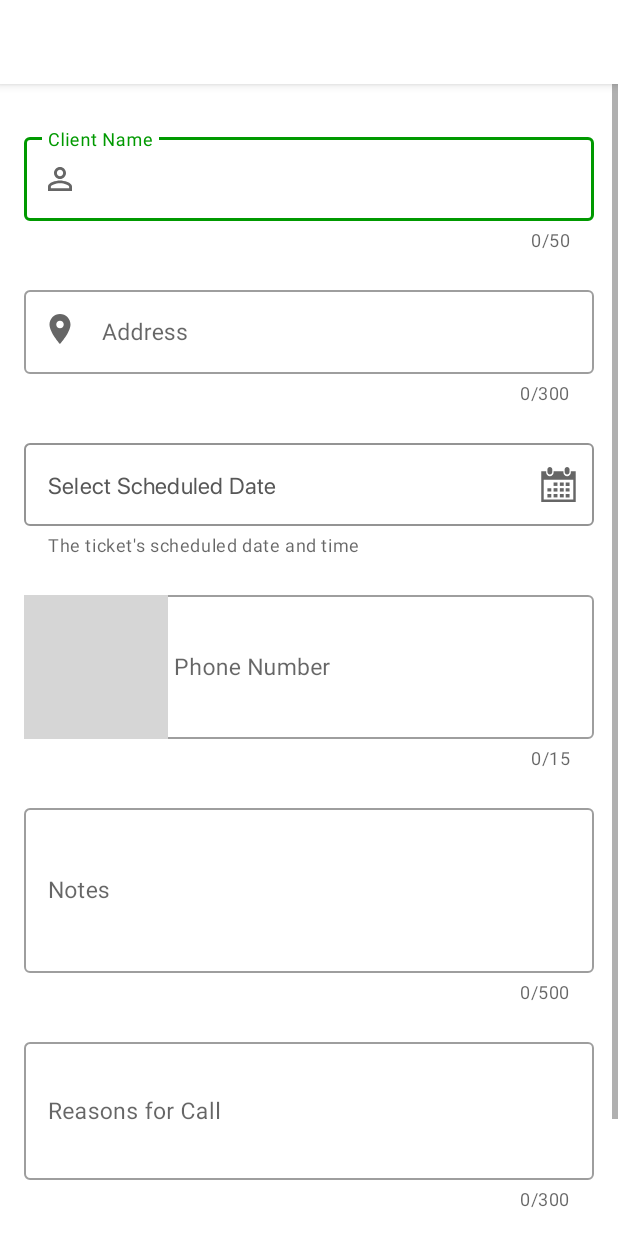
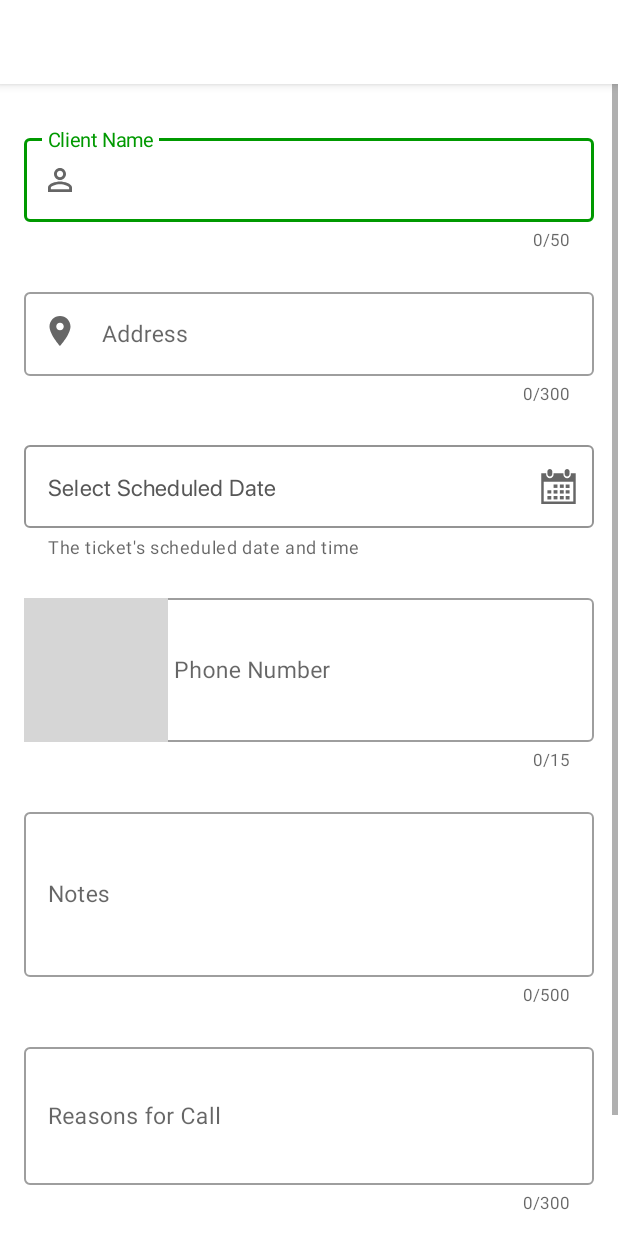
Before and after one commit to daehan-lim/isu-corp-acme, an Android app: the NewTicketActivity screen opened directly, with no data from a screen before it, on a phone screen of 412 x 824 dp. Run offline under Robolectric (Android 15) with nearby library versions, the phone set to English and light mode, and no system bars; our stand-ins replace Room's generated code, data binding; libraries missing offline, so code that uses them is left out: com.afollestad.materialdialogs; 20 statements that could not run were skipped; grey boxes are pictures that could not be loaded.

Commit message:
Refactor input layout sizes and margins for layout mode

```diff
--- /dev/null
+++ b/app/src/main/res/drawable/ic_calendar_input_end.xml
@@ -0,0 +1,17 @@
+<vector android:height="@dimen/ic_calendar_input_end_size" android:viewportHeight="29.121"
+    android:viewportWidth="29.121" android:width="@dimen/ic_calendar_input_end_size" xmlns:android="http://schemas.android.com/apk/res/android">
+    <path android:fillColor="@color/primaryColor" android:pathData="M21.706,6.146c1.116,0 2.02,-0.898 2.02,-2.016V2.02c0,-1.119 -0.903,-2.02 -2.02,-2.02s-2.019,0.9 -2.019,2.02v2.111C19.688,5.248 20.59,6.146 21.706,6.146z"/>
+    <path android:fillColor="@color/primaryColor" android:pathData="M28.882,3.494h-4.066v1.027c0,1.695 -1.377,3.076 -3.075,3.076c-1.7,0 -3.074,-1.381 -3.074,-3.076V3.494h-8.205v1.027c0,1.695 -1.379,3.076 -3.076,3.076s-3.075,-1.38 -3.075,-3.076V3.494L0.208,3.443v25.678H2.26h24.604l2.049,-0.006L28.882,3.494zM26.862,27.076H2.26V10.672h24.604v16.404H26.862z"/>
+    <path android:fillColor="@color/primaryColor" android:pathData="M7.354,6.146c1.116,0 2.021,-0.898 2.021,-2.016V2.02C9.375,0.9 8.47,0 7.354,0S5.336,0.9 5.336,2.02v2.111C5.336,5.248 6.237,6.146 7.354,6.146z"/>
+    <path android:fillColor="@color/primaryColor" android:pathData="M10.468,12.873h3.231v2.852h-3.231z"/>
+    <path android:fillColor="@color/primaryColor" android:pathData="M15.692,12.873h3.234v2.852h-3.234z"/>
+    <path android:fillColor="@color/primaryColor" android:pathData="M20.537,12.873h3.231v2.852h-3.231z"/>
+    <path android:fillColor="@color/primaryColor" android:pathData="M10.468,17.609h3.231v2.85h-3.231z"/>
+    <path android:fillColor="@color/primaryColor" android:pathData="M15.692,17.609h3.234v2.85h-3.234z"/>
+    <path android:fillColor="@color/primaryColor" android:pathData="M20.537,17.609h3.231v2.85h-3.231z"/>
+    <path android:fillColor="@color/primaryColor" android:pathData="M10.468,22.439h3.231v2.85h-3.231z"/>
+    <path android:fillColor="@color/primaryColor" android:pathData="M5.336,17.609h3.229v2.85h-3.229z"/>
+    <path android:fillColor="@color/primaryColor" android:pathData="M5.336,22.439h3.229v2.85h-3.229z"/>
+    <path android:fillColor="@color/primaryColor" android:pathData="M15.692,22.439h3.234v2.85h-3.234z"/>
+    <path android:fillColor="@color/primaryColor" android:pathData="M20.537,22.439h3.231v2.85h-3.231z"/>
+</vector>
--- a/app/src/main/res/layout/layout_activity_new_ticket_content.xml
+++ b/app/src/main/res/layout/layout_activity_new_ticket_content.xml
@@ -13,7 +13,7 @@
         android:id="@+id/text_input_client_name"
         android:layout_width="0dp"
         android:layout_height="wrap_content"
-        style="@style/Widget.MaterialComponents.TextInputLayout.OutlinedBox"
+        style="@style/Theme.ACME.TextInputLayoutStyle"
         app:startIconDrawable="@drawable/ic_baseline_person_outline"
         android:hint="@string/client_name"
         app:errorEnabled="true"
@@ -43,7 +43,7 @@
         android:id="@+id/text_input_address"
         android:layout_width="0dp"
         android:layout_height="wrap_content"
-        style="@style/Widget.MaterialComponents.TextInputLayout.OutlinedBox"
+        style="@style/Theme.ACME.TextInputLayoutStyle"
         app:startIconDrawable="@drawable/ic_baseline_location_on_24"
         android:hint="@string/address"
         app:errorEnabled="true"
@@ -76,7 +76,7 @@
         app:layout_constraintTop_toBottomOf="@+id/text_input_address"
         app:layout_constraintEnd_toEndOf="parent"
         app:layout_constraintStart_toStartOf="parent"
-        app:endIconDrawable="@drawable/ic_calendar_green"
+        app:endIconDrawable="@drawable/ic_calendar_input_end"
         app:errorEnabled="true"
         android:layout_marginTop="@dimen/login_sign_up_general_margin_top"
         >
@@ -99,7 +99,7 @@
         android:id="@+id/text_input_phone"
         android:layout_width="0dp"
         android:layout_height="wrap_content"
-        style="@style/Widget.MaterialComponents.TextInputLayout.OutlinedBox"
+        style="@style/Theme.ACME.TextInputLayoutStyle"
         app:startIconDrawable="@drawable/ic_baseline_local_phone_24"
         android:hint="@string/phone"
         app:errorEnabled="true"
@@ -128,7 +128,7 @@
         android:id="@+id/text_input_notes"
         android:layout_width="0dp"
         android:layout_height="wrap_content"
-        style="@style/Widget.MaterialComponents.TextInputLayout.OutlinedBox"
+        style="@style/Theme.ACME.TextInputLayoutStyle"
         android:hint="@string/notes"
         app:errorEnabled="true"
         app:layout_constraintStart_toStartOf="parent"
@@ -158,7 +158,7 @@
         android:id="@+id/text_input_reasons"
         android:layout_width="0dp"
         android:layout_height="wrap_content"
-        style="@style/Widget.MaterialComponents.TextInputLayout.OutlinedBox"
+        style="@style/Theme.ACME.TextInputLayoutStyle"
         android:hint="@string/reasons_for_call"
         app:errorEnabled="true"
         app:layout_constraintStart_toStartOf="parent"
--- a/app/src/main/res/layout/layout_activity_sign_up_content.xml
+++ b/app/src/main/res/layout/layout_activity_sign_up_content.xml
@@ -30,7 +30,7 @@
         app:errorEnabled="true"
         app:counterEnabled="true"
         app:counterMaxLength="50"
-        style="@style/Widget.MaterialComponents.TextInputLayout.OutlinedBox"
+        style="@style/Theme.ACME.TextInputLayoutStyle"
 
         >
 
--- a/app/src/main/res/layout/text_input_password.xml
+++ b/app/src/main/res/layout/text_input_password.xml
@@ -11,7 +11,7 @@
     app:startIconDrawable="@drawable/ic_outline_lock"
     app:errorEnabled="true"
     android:layout_marginTop="@dimen/login_sign_up_general_margin_top"
-    style="@style/Widget.MaterialComponents.TextInputLayout.OutlinedBox"
+    style="@style/Theme.ACME.TextInputLayoutStyle"
     app:counterEnabled="true"
     app:counterMaxLength="50"
     tools:showIn="@layout/layout_activity_login_content">
--- a/app/src/main/res/layout/text_input_user_name.xml
+++ b/app/src/main/res/layout/text_input_user_name.xml
@@ -5,7 +5,7 @@
     android:id="@+id/text_input_user_name"
     android:layout_width="0dp"
     android:layout_height="wrap_content"
-    style="@style/Widget.MaterialComponents.TextInputLayout.OutlinedBox"
+    style="@style/Theme.ACME.TextInputLayoutStyle"
     app:startIconDrawable="@drawable/ic_baseline_person_outline"
     android:hint="@string/user_name"
     app:errorEnabled="true"
--- a/app/src/main/res/values-sw600dp/dimens.xml
+++ b/app/src/main/res/values-sw600dp/dimens.xml
@@ -2,7 +2,6 @@
 <resources>
     <dimen name="activity_horizontal_margin">36dp</dimen>
     <dimen name="activity_vertical_margin">36dp</dimen>
-    <dimen name="default_edit_text_size">23sp</dimen>
     <dimen name="activity_login_app_name_text_size">72sp</dimen>
     <dimen name="button_login_text_size">22sp</dimen>
     <dimen name="button_login_vertical_padding">15dp</dimen>
@@ -18,6 +17,7 @@
     <dimen name="bar_image_logo_height">110dp</dimen>
     <dimen name="action_bar_size">100dp</dimen>
     <dimen name="ic_calendar_size">33dp</dimen>
+    <dimen name="ic_calendar_input_end_size">29dp</dimen>
     <dimen name="ic_calendar_sync_size">38dp</dimen>
     <dimen name="icon_add_ticket_size">38dp</dimen>
     <dimen name="ic_menu_size">32dp</dimen>
@@ -30,4 +30,9 @@
     <dimen name="list_item_ticket_text_margin_start">16dp</dimen>
     <dimen name="ic_menu_margin_end">12dp</dimen>
     <dimen name="list_item_horizontal_margin">26dp</dimen>
+
+    <!--Input layout-->
+    <dimen name="default_edit_text_size">21sp</dimen>
+    <dimen name="default_edit_text_hint_size">16sp</dimen>
+    <dimen name="default_edit_text_counter_size">14sp</dimen>
 </resources>
--- a/app/src/main/res/values/dimens.xml
+++ b/app/src/main/res/values/dimens.xml
@@ -20,6 +20,7 @@
     <dimen name="bar_image_logo_height">60dp</dimen>
     <dimen name="action_bar_size">0dp</dimen>
     <dimen name="ic_calendar_size">23dp</dimen>
+    <dimen name="ic_calendar_input_end_size">23dp</dimen>
     <dimen name="ic_calendar_sync_size">28dp</dimen>
     <dimen name="icon_add_ticket_size">28dp</dimen>
     <dimen name="ic_menu_size">22dp</dimen>
@@ -32,4 +33,6 @@
     <dimen name="list_item_ticket_text_margin_start">8dp</dimen>
     <dimen name="ic_menu_margin_end">12dp</dimen>
     <dimen name="list_item_horizontal_margin">13dp</dimen>
+    <dimen name="default_edit_text_hint_size">13sp</dimen>
+    <dimen name="default_edit_text_counter_size">11sp</dimen>
 </resources>
--- a/app/src/main/res/values/styles.xml
+++ b/app/src/main/res/values/styles.xml
@@ -21,4 +21,11 @@
         <item name="android:layout_height">wrap_content</item>
     </style>
 
+    <style name="TextInputHint" parent="TextAppearance.Design.Hint">
+        <item name="android:textSize">@dimen/default_edit_text_hint_size</item>
+    </style>
+
+    <style name="TextInputCounter" parent="TextAppearance.Design.Hint">
+        <item name="android:textSize">@dimen/default_edit_text_counter_size</item>
+    </style>
 </resources>
--- a/app/src/main/res/values/themes.xml
+++ b/app/src/main/res/values/themes.xml
@@ -27,5 +27,11 @@
         <item name="colorPrimary">@color/primaryColor</item>
     </style>
 
+    <style name="Theme.ACME.TextInputLayoutStyle" parent="Widget.MaterialComponents.TextInputLayout.OutlinedBox">
+        <item name="hintTextAppearance">@style/TextInputHint</item>
+        <item name="helperTextTextAppearance">@style/TextInputHint</item>
+        <item name="counterTextAppearance">@style/TextInputCounter</item>
+    </style>
+
 
 </resources>
```
